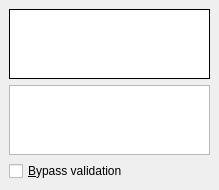
Qt form src/frontends/qt4/ui/ListingsSettingsUi.ui (cburschka/lyx) before a commit.
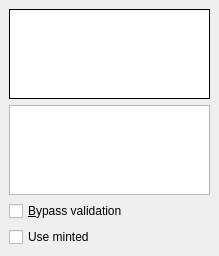
The same form after that commit.

Patch:
```diff
--- a/src/frontends/qt4/ui/ListingsSettingsUi.ui
+++ b/src/frontends/qt4/ui/ListingsSettingsUi.ui
@@ -1,12 +1,12 @@
 <ui version="4.0" >
  <class>ListingsSettingsUi</class>
- <widget class="QWidget" name="ListingsSettingsUi" >
-  <property name="geometry" >
+ <widget class="QWidget" name="ListingsSettingsUi">
+  <property name="geometry">
    <rect>
     <x>0</x>
     <y>0</y>
     <width>219</width>
-    <height>185</height>
+    <height>256</height>
    </rect>
   </property>
   <property name="windowTitle" >
@@ -19,7 +19,7 @@
    <property name="spacing" >
     <number>6</number>
    </property>
-   <item row="3" column="0" >
+   <item row="5" column="0">
     <spacer>
      <property name="orientation" >
       <enum>Qt::Vertical</enum>
@@ -35,12 +35,10 @@
      </property>
     </spacer>
    </item>
-   <item row="1" column="0" >
-    <widget class="QTextEdit" name="listingsED" >
-     <property name="sizePolicy" >
-      <sizepolicy>
-       <hsizetype>7</hsizetype>
-       <vsizetype>5</vsizetype>
+   <item row="1" column="0">
+    <widget class="QTextEdit" name="listingsED">
+     <property name="sizePolicy">
+      <sizepolicy hsizetype="Expanding" vsizetype="Preferred">
        <horstretch>0</horstretch>
        <verstretch>0</verstretch>
       </sizepolicy>
@@ -50,12 +48,10 @@
      </property>
     </widget>
    </item>
-   <item row="0" column="0" >
-    <widget class="QTextBrowser" name="listingsTB" >
-     <property name="sizePolicy" >
-      <sizepolicy>
-       <hsizetype>7</hsizetype>
-       <vsizetype>5</vsizetype>
+   <item row="0" column="0">
+    <widget class="QTextBrowser" name="listingsTB">
+     <property name="sizePolicy">
+      <sizepolicy hsizetype="Expanding" vsizetype="Preferred">
        <horstretch>0</horstretch>
        <verstretch>0</verstretch>
       </sizepolicy>
@@ -77,9 +73,19 @@
      </property>
     </widget>
    </item>
-   <item row="2" column="0" >
-    <widget class="QCheckBox" name="bypassCB" >
-     <property name="toolTip" >
+   <item row="3" column="0">
+    <widget class="QCheckBox" name="mintedCB">
+     <property name="toolTip">
+      <string>Use the minted package instead of the listings one</string>
+     </property>
+     <property name="text">
+      <string>Use minted</string>
+     </property>
+    </widget>
+   </item>
+   <item row="2" column="0">
+    <widget class="QCheckBox" name="bypassCB">
+     <property name="toolTip">
       <string>Check it to enter parameters that are not recognizable by LyX</string>
      </property>
      <property name="text" >
```
Left out of the diff: 32 changed lines with no effect on the pictures.
